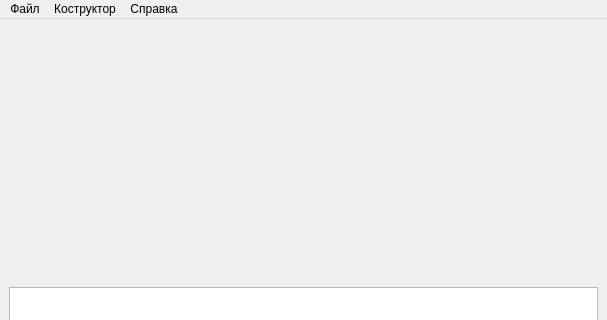
ZoomEXE/GladyshProg, file mainwindow.ui: the form before one commit; both pictures show x 0 to 607 and y 0 to 320 of the 607 by 468 pixel window.
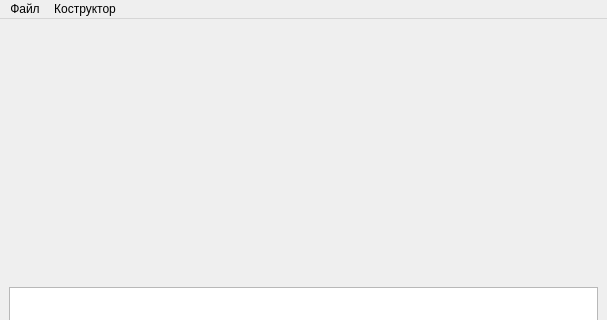
The form after the commit. Icons and pictures are not drawn.

What changed in the file:
```diff
--- a/mainwindow.ui
+++ b/mainwindow.ui
@@ -10,6 +10,12 @@
     <height>468</height>
    </rect>
   </property>
+  <property name="sizePolicy">
+   <sizepolicy hsizetype="Maximum" vsizetype="Maximum">
+    <horstretch>0</horstretch>
+    <verstretch>0</verstretch>
+   </sizepolicy>
+  </property>
   <property name="windowTitle">
    <string>Система контроля ТСО</string>
   </property>
@@ -69,6 +75,12 @@
      <height>24</height>
     </rect>
    </property>
+   <property name="sizePolicy">
+    <sizepolicy hsizetype="Maximum" vsizetype="Maximum">
+     <horstretch>0</horstretch>
+     <verstretch>0</verstretch>
+    </sizepolicy>
+   </property>
    <widget class="QMenu" name="menu">
     <property name="title">
      <string>Коструктор</string>
@@ -77,11 +89,6 @@
     <addaction name="separator"/>
     <addaction name="removeItem"/>
    </widget>
-   <widget class="QMenu" name="menu_2">
-    <property name="title">
-     <string>Справка</string>
-    </property>
-   </widget>
    <widget class="QMenu" name="menu_3">
     <property name="title">
      <string>Файл</string>
@@ -92,7 +99,6 @@
    </widget>
    <addaction name="menu_3"/>
    <addaction name="menu"/>
-   <addaction name="menu_2"/>
   </widget>
   <widget class="QStatusBar" name="statusbar"/>
   <action name="addItem">
```
Left out of the diff: 30 changed lines with no effect on the pictures.
